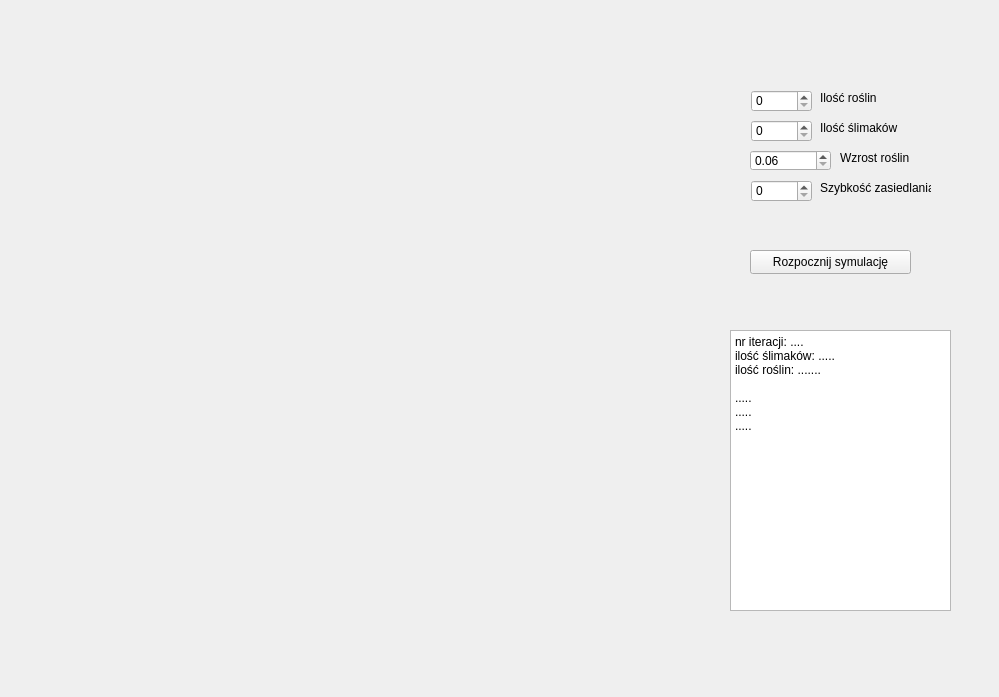
Qt form interface/WizualizatorSymulacji.ui (J-Medrek/Slimaks) before a commit.
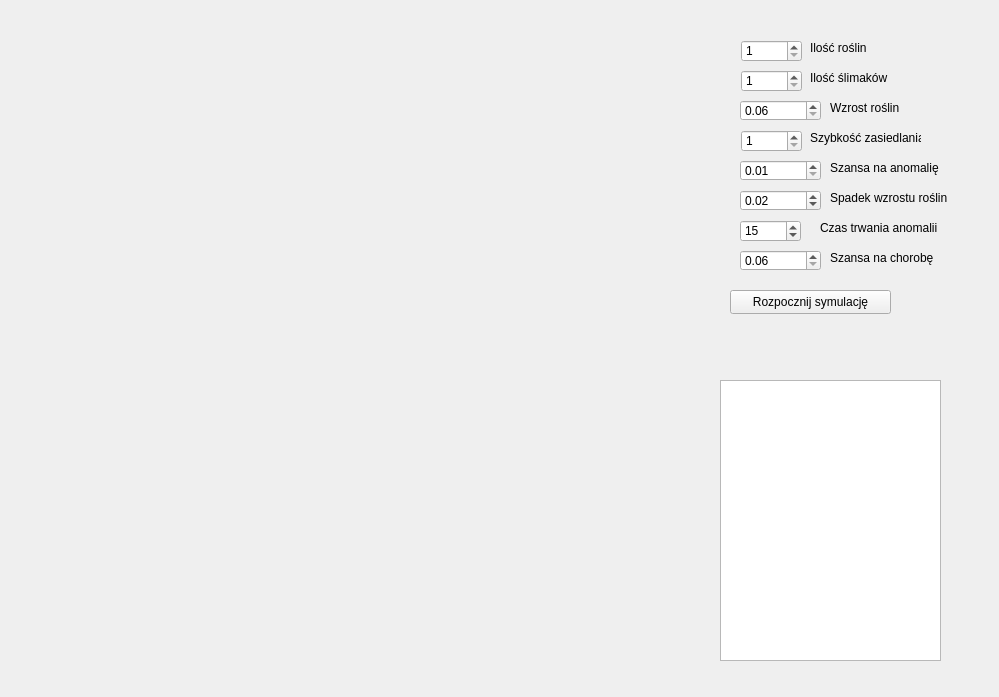
The same form after that commit.

What changed in the file:
```diff
--- a/interface/WizualizatorSymulacji.ui
+++ b/interface/WizualizatorSymulacji.ui
@@ -16,8 +16,8 @@
   <widget class="QLabel" name="label_3">
    <property name="geometry">
     <rect>
-     <x>840</x>
-     <y>150</y>
+     <x>830</x>
+     <y>100</y>
      <width>81</width>
      <height>16</height>
     </rect>
@@ -29,8 +29,8 @@
   <widget class="QPushButton" name="pushButton">
    <property name="geometry">
     <rect>
-     <x>750</x>
-     <y>250</y>
+     <x>730</x>
+     <y>290</y>
      <width>161</width>
      <height>24</height>
     </rect>
@@ -42,37 +42,34 @@
   <widget class="QPlainTextEdit" name="plainTextEdit">
    <property name="geometry">
     <rect>
-     <x>730</x>
-     <y>330</y>
+     <x>720</x>
+     <y>380</y>
      <width>221</width>
      <height>281</height>
     </rect>
    </property>
    <property name="plainText">
-    <string>nr iteracji: ....
-ilość ślimaków: .....
-ilość roślin: .......
-
-.....
-.....
-.....</string>
+    <string/>
    </property>
   </widget>
   <widget class="QSpinBox" name="iloscSlimakow">
    <property name="geometry">
     <rect>
-     <x>751</x>
-     <y>120</y>
+     <x>741</x>
+     <y>70</y>
      <width>61</width>
      <height>22</height>
     </rect>
    </property>
+   <property name="minimum">
+    <number>1</number>
+   </property>
   </widget>
   <widget class="QDoubleSpinBox" name="wzrostRoslin">
    <property name="geometry">
     <rect>
-     <x>750</x>
-     <y>150</y>
+     <x>740</x>
+     <y>100</y>
      <width>81</width>
      <height>21</height>
     </rect>
@@ -100,18 +97,21 @@
   <widget class="QSpinBox" name="szybkoscZasiedlania">
    <property name="geometry">
     <rect>
-     <x>751</x>
-     <y>180</y>
+     <x>741</x>
+     <y>130</y>
      <width>61</width>
      <height>22</height>
     </rect>
    </property>
+   <property name="minimum">
+    <number>1</number>
+   </property>
   </widget>
   <widget class="QLabel" name="label">
    <property name="geometry">
     <rect>
-     <x>820</x>
-     <y>90</y>
+     <x>810</x>
+     <y>40</y>
      <width>81</width>
      <height>16</height>
     </rect>
@@ -123,8 +123,8 @@
   <widget class="QLabel" name="label_4">
    <property name="geometry">
     <rect>
-     <x>820</x>
-     <y>180</y>
+     <x>810</x>
+     <y>130</y>
      <width>111</width>
      <height>16</height>
     </rect>
@@ -136,12 +136,15 @@
   <widget class="QSpinBox" name="iloscRoslin">
    <property name="geometry">
     <rect>
-     <x>751</x>
-     <y>90</y>
+     <x>741</x>
+     <y>40</y>
      <width>61</width>
      <height>22</height>
     </rect>
    </property>
+   <property name="minimum">
+    <number>1</number>
+   </property>
    <property name="maximum">
     <number>10000</number>
    </property>
@@ -149,8 +152,8 @@
   <widget class="QLabel" name="label_2">
    <property name="geometry">
     <rect>
-     <x>820</x>
-     <y>120</y>
+     <x>810</x>
+     <y>70</y>
      <width>81</width>
      <height>16</height>
     </rect>
@@ -159,6 +162,137 @@
     <string>Ilość ślimaków</string>
    </property>
   </widget>
+  <widget class="QDoubleSpinBox" name="szansaAnomalia">
+   <property name="geometry">
+    <rect>
+     <x>740</x>
+     <y>160</y>
+     <width>81</width>
+     <height>21</height>
+    </rect>
+   </property>
+   <property name="minimum">
+    <double>0.010000000000000</double>
+   </property>
+   <property name="maximum">
+    <double>1.000000000000000</double>
+   </property>
+   <property name="singleStep">
+    <double>0.010000000000000</double>
+   </property>
+  </widget>
+  <widget class="QDoubleSpinBox" name="szansaChoroba">
+   <property name="geometry">
+    <rect>
+     <x>740</x>
+     <y>250</y>
+     <width>81</width>
+     <height>21</height>
+    </rect>
+   </property>
+   <property name="minimum">
+    <double>0.060000000000000</double>
+   </property>
+   <property name="maximum">
+    <double>1.000000000000000</double>
+   </property>
+   <property name="singleStep">
+    <double>0.010000000000000</double>
+   </property>
+  </widget>
+  <widget class="QLabel" name="label_5">
+   <property name="geometry">
+    <rect>
+     <x>830</x>
+     <y>160</y>
+     <width>111</width>
+     <height>16</height>
+    </rect>
+   </property>
+   <property name="text">
+    <string>Szansa na anomalię</string>
+   </property>
+  </widget>
+  <widget class="QLabel" name="label_6">
+   <property name="geometry">
+    <rect>
+     <x>830</x>
+     <y>250</y>
+     <width>111</width>
+     <height>16</height>
+    </rect>
+   </property>
+   <property name="text">
+    <string>Szansa na chorobę</string>
+   </property>
+  </widget>
+  <widget class="QDoubleSpinBox" name="spadekWzrostuRoslin">
+   <property name="geometry">
+    <rect>
+     <x>740</x>
+     <y>190</y>
+     <width>81</width>
+     <height>21</height>
+    </rect>
+   </property>
+   <property name="minimum">
+    <double>0.010000000000000</double>
+   </property>
+   <property name="maximum">
+    <double>2.000000000000000</double>
+   </property>
+   <property name="singleStep">
+    <double>0.010000000000000</double>
+   </property>
+   <property name="value">
+    <double>0.020000000000000</double>
+   </property>
+  </widget>
+  <widget class="QLabel" name="label_7">
+   <property name="geometry">
+    <rect>
+     <x>830</x>
+     <y>190</y>
+     <width>121</width>
+     <height>16</height>
+    </rect>
+   </property>
+   <property name="text">
+    <string>Spadek wzrostu roślin</string>
+   </property>
+  </widget>
+  <widget class="QSpinBox" name="anomaliaCzasTrwania">
+   <property name="geometry">
+    <rect>
+     <x>740</x>
+     <y>220</y>
+     <width>61</width>
+     <height>22</height>
+    </rect>
+   </property>
+   <property name="minimum">
+    <number>1</number>
+   </property>
+   <property name="maximum">
+    <number>50</number>
+   </property>
+   <property name="value">
+    <number>15</number>
+   </property>
+  </widget>
+  <widget class="QLabel" name="label_8">
+   <property name="geometry">
+    <rect>
+     <x>820</x>
+     <y>220</y>
+     <width>121</width>
+     <height>16</height>
+    </rect>
+   </property>
+   <property name="text">
+    <string>Czas trwania anomalii</string>
+   </property>
+  </widget>
  </widget>
  <resources/>
  <connections/>
```
